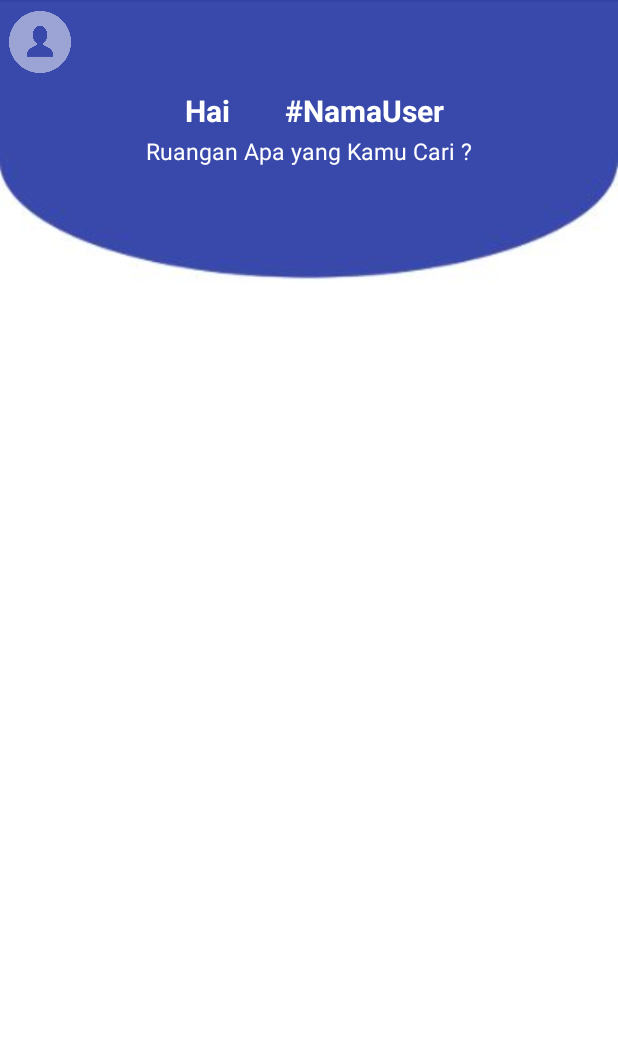
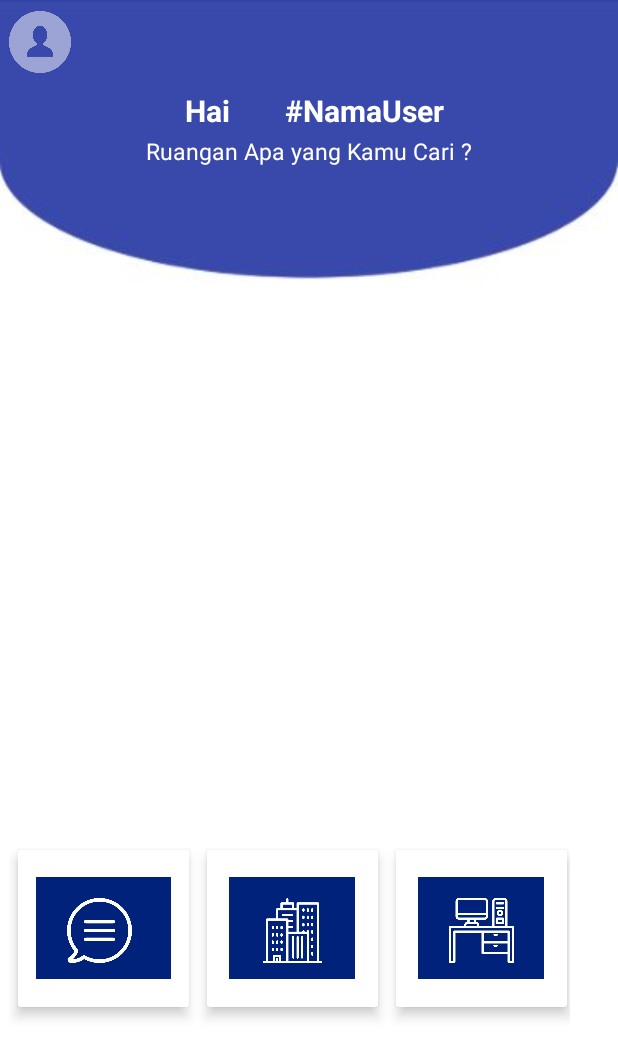
Before and after one commit to Sitikholifah215/PolinemaMaps-IT, an Android app: the MainActivity_Home screen opened directly, with no data from a screen before it, on a phone screen of 412 x 824 dp. Shown: the top 1058 px of the screen. Run offline under Robolectric (Android 15) with nearby library versions, the phone set to English and light mode, and no system bars.

Commit message:
home menu

```diff
--- a/app/build.gradle
+++ b/app/build.gradle
@@ -34,4 +34,5 @@ dependencies {
     testImplementation 'junit:junit:4.12'
     androidTestImplementation 'com.android.support.test:runner:1.0.2'
     androidTestImplementation 'com.android.support.test.espresso:espresso-core:3.0.2'
+    implementation 'com.android.support:gridlayout-v7:28.0.0'
 }
--- a/app/src/main/res/layout/activity_main__home.xml
+++ b/app/src/main/res/layout/activity_main__home.xml
@@ -60,7 +60,7 @@
     <android.support.v7.widget.RecyclerView
         android:id="@+id/RecyclerviewhorizontalSlide"
         android:layout_width="match_parent"
-        android:layout_height="70dp"
+        android:layout_height="140dp"
         android:layout_alignParentStart="true"
         android:layout_alignParentTop="true"
         android:layout_marginStart="0dp"
@@ -69,27 +69,125 @@
 
     </android.support.v7.widget.RecyclerView>
 
-    <LinearLayout
-        android:layout_below="@+id/RecyclerviewhorizontalSlide"
-        android:layout_width="match_parent"
-        android:layout_height="match_parent">
+    <android.support.v7.widget.GridLayout xmlns:android="http://schemas.android.com/apk/res/android"
+        xmlns:app="http://schemas.android.com/apk/res-auto"
+        android:layout_width="374dp"
+        android:layout_height="126dp"
+        android:layout_alignStart="@+id/icUser"
+        android:layout_alignParentBottom="true"
+        android:layout_marginBottom="140dp"
+        app:columnCount="3"
+        android:foregroundGravity="center"
+        app:orientation="horizontal"
+        app:rowCount="1">
 
-        <GridView
-            android:id="@+id/gridview_android_example"
-            android:layout_width="wrap_content"
-            android:layout_height="305dp"
-            android:layout_alignParentStart="true"
-            android:layout_alignParentTop="true"
-            android:layout_gravity="center"
-            android:layout_marginStart="0dp"
-            android:layout_marginTop="2dp"
-            android:columnWidth="100dp"
-            android:gravity="center"
-            android:minHeight="90dp"
-            android:numColumns="auto_fit"
-            android:stretchMode="columnWidth" />
+        <android.support.v7.widget.CardView
+            android:id="@+id/menu_chat"
+            android:layout_width="126dp"
+            android:layout_height="match_parent"
+            android:layout_marginBottom="4dp"
+            app:cardElevation="5dp"
+            app:cardUseCompatPadding="true">
 
-    </LinearLayout>
+            <FrameLayout
+                android:layout_width="90dp"
+                android:layout_height="68dp"
+                android:background="#00227A"
+                app:layout_columnWeight="1"
+                android:layout_gravity="center"
+                app:layout_rowWeight="1">
+
+                <RelativeLayout
+                    android:layout_width="89dp"
+                    android:layout_height="63dp">
+
+                    <ImageView
+                        android:id="@+id/img_menu_chat"
+                        android:layout_width="74dp"
+                        android:layout_height="43dp"
+                        android:layout_alignParentStart="true"
+                        android:layout_alignParentTop="true"
+                        android:layout_gravity="center"
+                        android:layout_marginStart="5dp"
+                        android:layout_marginTop="14dp"
+                        android:src="@drawable/chat" />
+
+                </RelativeLayout>
+            </FrameLayout>
+        </android.support.v7.widget.CardView>
 
 
+        <android.support.v7.widget.CardView
+            android:id="@+id/menu_gedung"
+            android:layout_width="126dp"
+            android:layout_height="match_parent"
+            android:layout_marginBottom="4dp"
+            app:cardElevation="5dp"
+            app:cardUseCompatPadding="true">
+
+        <FrameLayout
+            android:layout_width="84dp"
+            android:layout_height="68dp"
+            android:background="#00227A"
+            android:layout_gravity="center"
+            app:layout_columnWeight="1"
+            app:layout_rowWeight="1">
+
+            <RelativeLayout
+                android:layout_width="match_parent"
+                android:layout_height="match_parent">
+
+                <ImageView
+                    android:id="@+id/img_menu_gedung"
+                    android:layout_width="74dp"
+                    android:layout_height="43dp"
+                    android:layout_alignParentStart="true"
+                    android:layout_alignParentTop="true"
+                    android:layout_gravity="center"
+                    android:layout_marginStart="5dp"
+                    android:layout_marginTop="14dp"
+                    android:src="@drawable/skyline" />
+
+            </RelativeLayout>
+        </FrameLayout>
+
+        </android.support.v7.widget.CardView>
+
+        <android.support.v7.widget.CardView
+            android:id="@+id/menu_ruangan"
+            android:layout_width="126dp"
+            android:layout_height="match_parent"
+            android:layout_marginBottom="4dp"
+            app:cardElevation="5dp"
+            app:cardUseCompatPadding="true">
+
+            <FrameLayout
+                android:layout_width="84dp"
+                android:layout_height="68dp"
+                android:layout_gravity="center"
+                android:background="#00227A"
+                app:layout_columnWeight="1"
+                app:layout_rowWeight="1">
+
+                <RelativeLayout
+                    android:layout_width="match_parent"
+                    android:layout_height="match_parent">
+
+                    <ImageView
+                        android:id="@+id/img_menu_ruangan"
+                        android:layout_width="74dp"
+                        android:layout_height="43dp"
+                        android:layout_alignParentStart="true"
+                        android:layout_alignParentTop="true"
+                        android:layout_gravity="center"
+                        android:layout_marginStart="5dp"
+                        android:layout_marginTop="14dp"
+                        android:src="@drawable/desk" />
+
+                </RelativeLayout>
+            </FrameLayout>
+
+        </android.support.v7.widget.CardView>
+    </android.support.v7.widget.GridLayout>
+
 </RelativeLayout>
--- a/app/src/main/res/layout/activity_profil.xml
+++ b/app/src/main/res/layout/activity_profil.xml
@@ -5,7 +5,7 @@
     android:layout_width="match_parent"
     android:layout_height="match_parent"
     tools:context=".profil"
-    android:background="@drawable/bg"
+    android:background="@drawable/bg_utama"
     >
 
     <Button
```
Also changed, not shown: app/src/main/res/drawable/chat.png (added).
